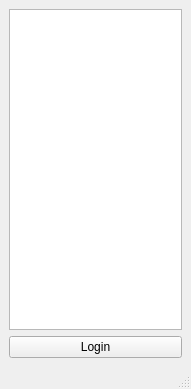
The window that src/ui/mainwindow.ui (ilvokhin/oop-project) describes before a commit, drawn with Qt 5.
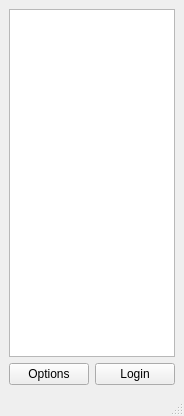
The same window after the commit.

Commit message: added configuration window (save/load/update)

Diff of the .ui file:
```diff
--- a/src/ui/mainwindow.ui
+++ b/src/ui/mainwindow.ui
@@ -6,8 +6,8 @@
    <rect>
     <x>0</x>
     <y>0</y>
-    <width>191</width>
-    <height>389</height>
+    <width>180</width>
+    <height>416</height>
    </rect>
   </property>
   <property name="windowTitle">
@@ -15,10 +15,7 @@
   </property>
   <widget class="QWidget" name="centralwidget">
    <layout class="QGridLayout" name="gridLayout">
-    <item row="0" column="0">
-     <widget class="QListWidget" name="contactList"/>
-    </item>
-    <item row="1" column="0">
+    <item row="1" column="1">
      <widget class="QPushButton" name="loginButton">
       <property name="enabled">
        <bool>true</bool>
@@ -28,6 +25,19 @@
       </property>
      </widget>
     </item>
+    <item row="0" column="0" colspan="2">
+     <widget class="QListWidget" name="contactList"/>
+    </item>
+    <item row="1" column="0">
+     <widget class="QPushButton" name="optionsButton">
+      <property name="enabled">
+       <bool>true</bool>
+      </property>
+      <property name="text">
+       <string>Options</string>
+      </property>
+     </widget>
+    </item>
    </layout>
   </widget>
   <widget class="QMenuBar" name="menubar">
```
Left out of the diff: 4 changed lines with no effect on the pictures. The commit also changes 7 other files.
